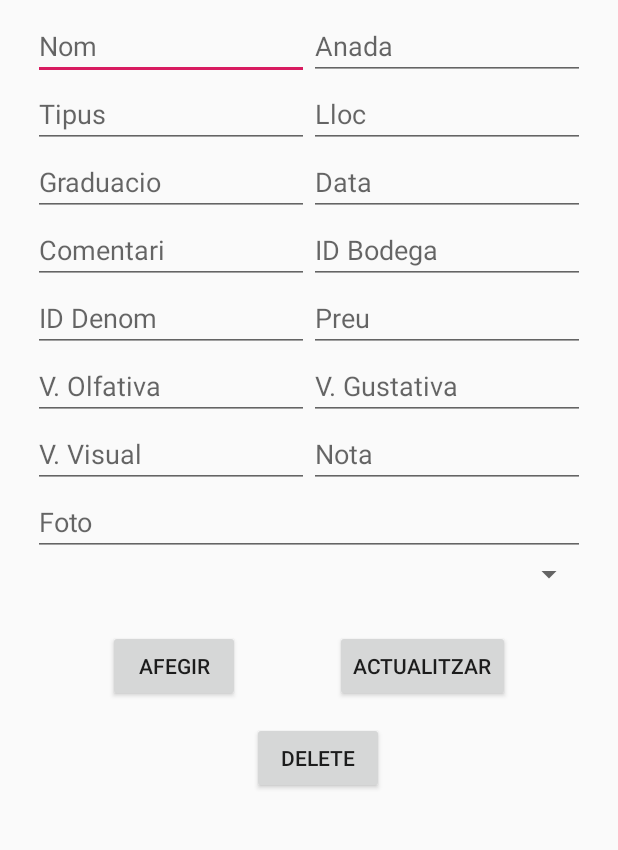
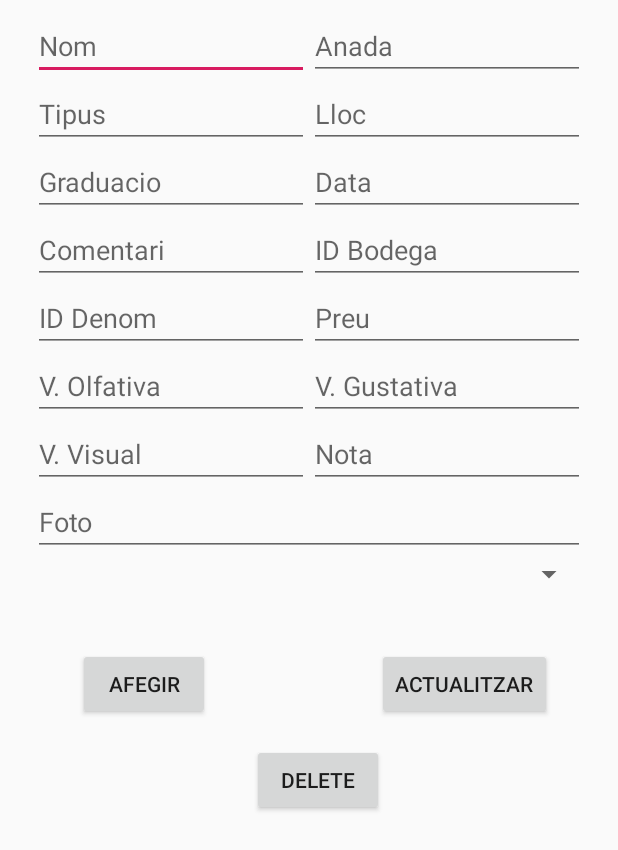
Before and after one commit to iespaucasesnoves/base-de-dades-app-DoubleTeiro, an Android app: the screen it shows after launch (EditActivity), after a tap on "NOU ELEMENT", on a phone screen of 412 x 824 dp. Shown: the top 850 px of the screen. Run offline under Robolectric (Android 15) with nearby library versions, the phone set to English and light mode, and no system bars.

```diff
--- a/app/src/main/res/layout/activity_edit.xml
+++ b/app/src/main/res/layout/activity_edit.xml
@@ -9,9 +9,9 @@
         android:id="@+id/buttonAfegir"
         android:layout_width="wrap_content"
         android:layout_height="wrap_content"
-        android:layout_marginStart="72dp"
-        android:layout_marginLeft="72dp"
-        android:layout_marginTop="420dp"
+        android:layout_marginStart="52dp"
+        android:layout_marginLeft="52dp"
+        android:layout_marginTop="432dp"
         android:text="Afegir"
         app:layout_constraintStart_toStartOf="parent"
         app:layout_constraintTop_toTopOf="parent" />
@@ -20,9 +20,9 @@
         android:id="@+id/buttonActualitzar"
         android:layout_width="wrap_content"
         android:layout_height="wrap_content"
-        android:layout_marginTop="420dp"
-        android:layout_marginEnd="72dp"
-        android:layout_marginRight="72dp"
+        android:layout_marginTop="432dp"
+        android:layout_marginEnd="44dp"
+        android:layout_marginRight="44dp"
         android:text="Actualitzar"
         app:layout_constraintEnd_toEndOf="parent"
         app:layout_constraintTop_toTopOf="parent" />
@@ -30,7 +30,7 @@
     <LinearLayout
         android:id="@+id/linearLayout"
         android:layout_width="368dp"
-        android:layout_height="413dp"
+        android:layout_height="428dp"
         android:layout_marginStart="8dp"
         android:layout_marginLeft="8dp"
         android:layout_marginTop="8dp"
```
Also changed, not shown: app/src/main/java/com/example/alumne/appvino/DataSourceVi.java (+14 -12 lines), app/src/main/java/com/example/alumne/appvino/EditActivity.java (+4 -7 lines).
